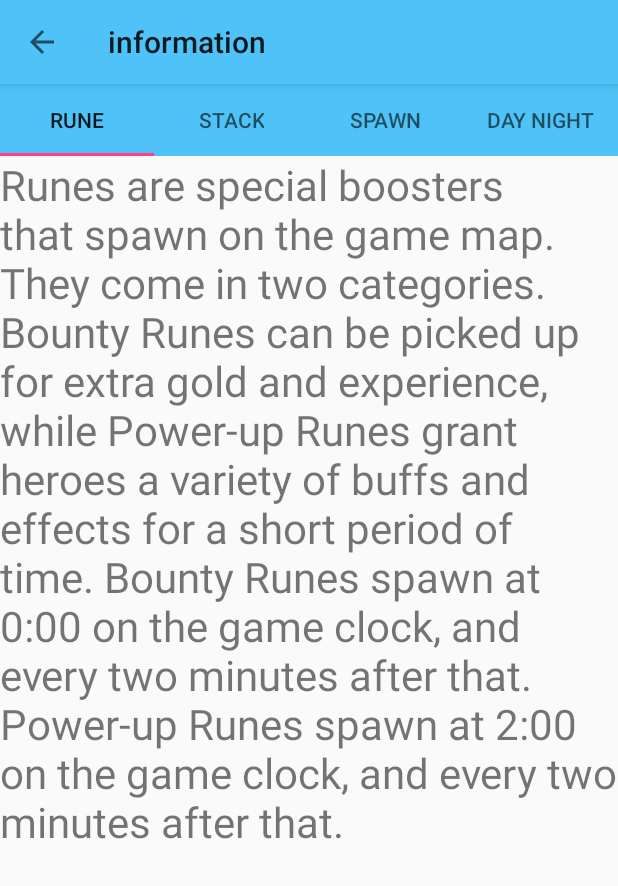
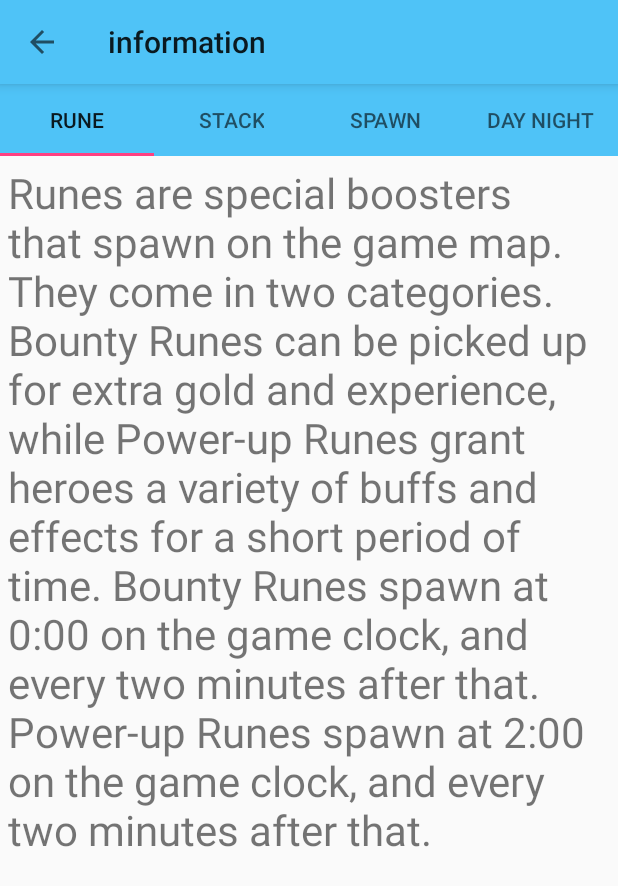
Before and after one commit to jimzhaozhengwang/DOTA-2-Timing-Reminder, an Android app: the FragmentOne screen opened directly, with no data from a screen before it, on a phone screen of 412 x 824 dp. Shown: the top 886 px of the screen. Run offline under Robolectric (Android 15) with nearby library versions, the phone set to English and light mode, and no system bars.

Commit message:
updated app name, fixed padding and adding screenshots

```diff
--- a/app/src/main/res/layout/fragment_four.xml
+++ b/app/src/main/res/layout/fragment_four.xml
@@ -10,6 +10,7 @@
         android:layout_width="wrap_content"
         android:layout_height="wrap_content"
         android:text="@string/r_day_night_description"
-        android:textSize="28sp"/>
+        android:textSize="28sp"
+        android:padding="5dp"/>
 
 </RelativeLayout>
--- a/app/src/main/res/layout/fragment_one.xml
+++ b/app/src/main/res/layout/fragment_one.xml
@@ -10,6 +10,7 @@
         android:layout_width="wrap_content"
         android:layout_height="wrap_content"
         android:text="@string/r_rune_description"
-        android:textSize="28sp"/>
+        android:textSize="28sp"
+        android:padding="5dp"/>
 
 </RelativeLayout>
--- a/app/src/main/res/layout/fragment_three.xml
+++ b/app/src/main/res/layout/fragment_three.xml
@@ -10,6 +10,7 @@
         android:layout_width="wrap_content"
         android:layout_height="wrap_content"
         android:text="@string/r_spawn_description"
-        android:textSize="28sp"/>
+        android:textSize="28sp"
+        android:padding="5dp"/>
 
 </RelativeLayout>
--- a/app/src/main/res/layout/fragment_two.xml
+++ b/app/src/main/res/layout/fragment_two.xml
@@ -11,6 +11,7 @@
         android:layout_width="wrap_content"
         android:layout_height="wrap_content"
         android:text="@string/r_stack_description"
-        android:textSize="28sp"/>
+        android:textSize="28sp"
+        android:padding="5dp"/>
 
 </RelativeLayout>
--- a/app/src/main/res/values/strings.xml
+++ b/app/src/main/res/values/strings.xml
@@ -1,5 +1,5 @@
 <resources>
-    <string name="app_name">Dota Timer Reminder</string>
+    <string name="app_name">Dota Timing Reminder</string>
     <string name="r_start">Start</string>
     <string name="r_plus">+</string>
     <string name="r_minus">-</string>
```
Also changed, not shown: 4 other files.
